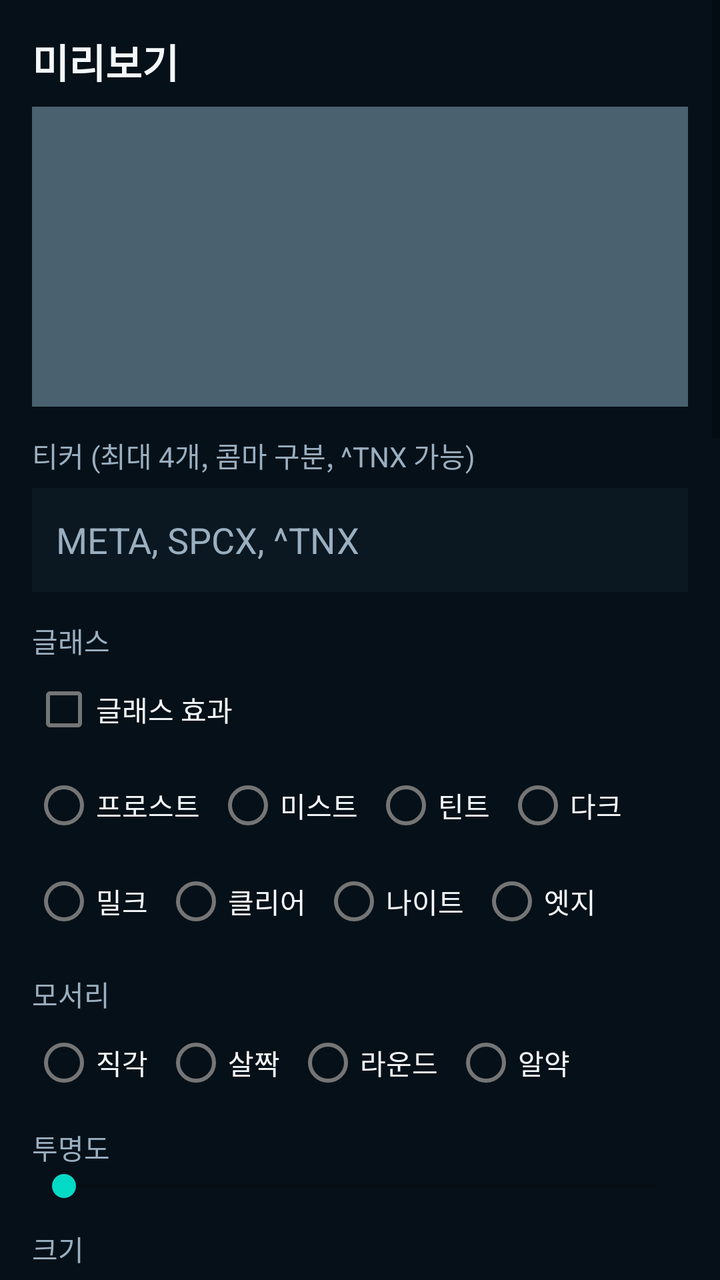
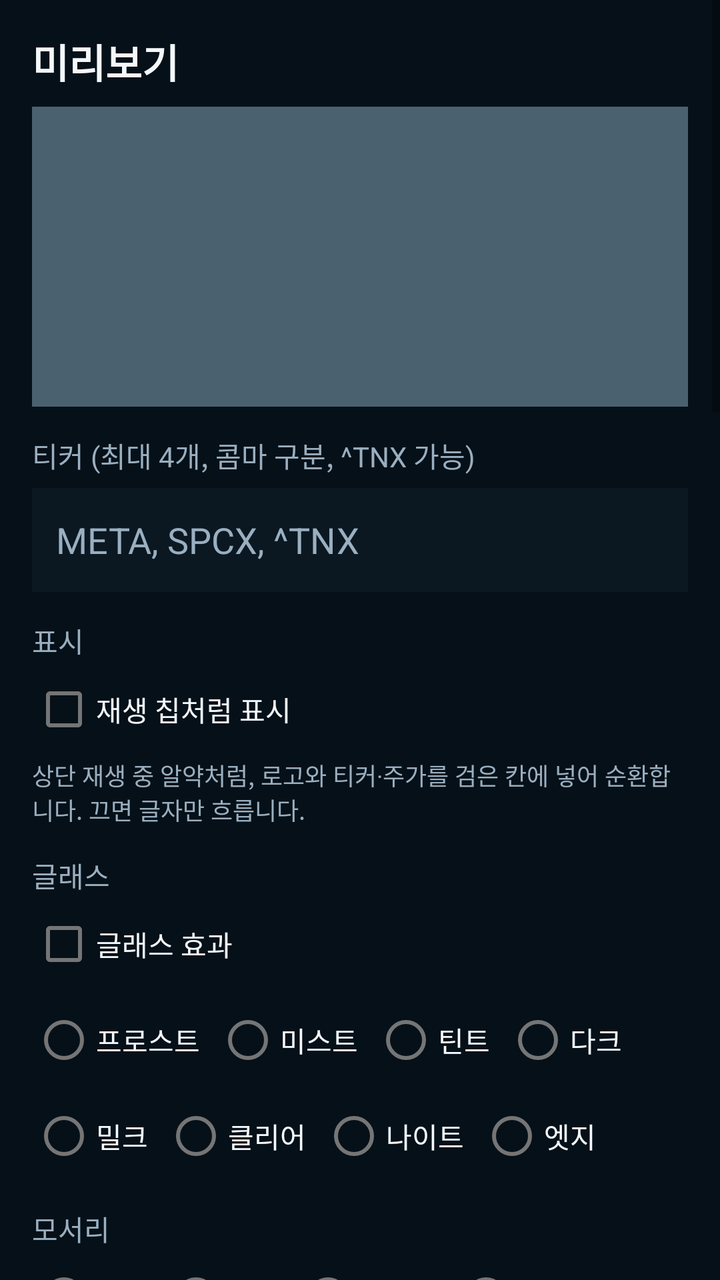

An Android layout rendered at two revisions. The XML below is the earlier revision; the diff shows what the commit changed to produce the second picture.
<!-- AndroidManifest.xml: activity theme Theme.Telemetry -->
<!-- res/layout/activity_config.xml -->
<?xml version="1.0" encoding="utf-8"?>
<ScrollView xmlns:android="http://schemas.android.com/apk/res/android"
    android:layout_width="match_parent"
    android:layout_height="match_parent"
    android:background="@color/void_bg">

    <LinearLayout
        android:layout_width="match_parent"
        android:layout_height="wrap_content"
        android:orientation="vertical"
        android:padding="16dp">

        <TextView
            android:layout_width="wrap_content"
            android:layout_height="wrap_content"
            android:text="미리보기"
            android:textColor="@color/paper"
            android:textSize="20sp"
            android:textStyle="bold" />

        <FrameLayout
            android:layout_width="match_parent"
            android:layout_height="150dp"
            android:layout_marginTop="8dp"
            android:background="#4a6270">

            <ImageView
                android:id="@+id/preview"
                android:layout_width="match_parent"
                android:layout_height="match_parent"
                android:adjustViewBounds="true"
                android:contentDescription="widget preview"
                android:scaleType="fitXY" />
        </FrameLayout>

        <TextView
            android:layout_width="wrap_content"
            android:layout_height="wrap_content"
            android:layout_marginTop="14dp"
            android:text="티커 (최대 4개, 콤마 구분, ^TNX 가능)"
            android:textColor="@color/steel" />

        <EditText
            android:id="@+id/tickers"
            android:layout_width="match_parent"
            android:layout_height="52dp"
            android:layout_marginTop="6dp"
            android:background="@color/ink"
            android:digits="ABCDEFGHIJKLMNOPQRSTUVWXYZabcdefghijklmnopqrstuvwxyz0123456789,^.- ="
            android:hint="META, SPCX, ^TNX"
            android:inputType="textCapCharacters"
            android:padding="12dp"
            android:textColor="@color/paper"
            android:textColorHint="@color/steel" />

        <TextView
            android:layout_width="wrap_content"
            android:layout_height="wrap_content"
            android:layout_marginTop="14dp"
            android:text="글래스"
            android:textColor="@color/steel" />

        <CheckBox
            android:id="@+id/glass_on"
            android:layout_width="wrap_content"
            android:layout_height="wrap_content"
            android:text="글래스 효과"
            android:textColor="@color/paper" />

        <RadioGroup
            android:id="@+id/glass_style"
            android:layout_width="match_parent"
            android:layout_height="wrap_content"
            android:orientation="horizontal">
            <RadioButton android:id="@+id/glass_frost" android:layout_width="wrap_content" android:layout_height="wrap_content" android:text="프로스트" android:textColor="@color/paper" />
            <RadioButton android:id="@+id/glass_mist" android:layout_width="wrap_content" android:layout_height="wrap_content" android:layout_marginStart="8dp" android:text="미스트" android:textColor="@color/paper" />
            <RadioButton android:id="@+id/glass_tint" android:layout_width="wrap_content" android:layout_height="wrap_content" android:layout_marginStart="8dp" android:text="틴트" android:textColor="@color/paper" />
            <RadioButton android:id="@+id/glass_dark" android:layout_width="wrap_content" android:layout_height="wrap_content" android:layout_marginStart="8dp" android:text="다크" android:textColor="@color/paper" />
        </RadioGroup>

        <RadioGroup
            android:id="@+id/glass_style2"
            android:layout_width="match_parent"
            android:layout_height="wrap_content"
            android:orientation="horizontal">
            <RadioButton android:id="@+id/glass_milk" android:layout_width="wrap_content" android:layout_height="wrap_content" android:text="밀크" android:textColor="@color/paper" />
            <RadioButton android:id="@+id/glass_clear" android:layout_width="wrap_content" android:layout_height="wrap_content" android:layout_marginStart="8dp" android:text="클리어" android:textColor="@color/paper" />
            <RadioButton android:id="@+id/glass_night" android:layout_width="wrap_content" android:layout_height="wrap_content" android:layout_marginStart="8dp" android:text="나이트" android:textColor="@color/paper" />
            <RadioButton android:id="@+id/glass_edge" android:layout_width="wrap_content" android:layout_height="wrap_content" android:layout_marginStart="8dp" android:text="엣지" android:textColor="@color/paper" />
        </RadioGroup>

        <TextView
            android:layout_width="wrap_content"
            android:layout_height="wrap_content"
            android:layout_marginTop="12dp"
            android:text="모서리"
            android:textColor="@color/steel" />

        <RadioGroup
            android:id="@+id/corner"
            android:layout_width="match_parent"
            android:layout_height="wrap_content"
            android:orientation="horizontal">
            <RadioButton android:id="@+id/corner_square" android:layout_width="wrap_content" android:layout_height="wrap_content" android:text="직각" android:textColor="@color/paper" />
            <RadioButton android:id="@+id/corner_soft" android:layout_width="wrap_content" android:layout_height="wrap_content" android:layout_marginStart="8dp" android:text="살짝" android:textColor="@color/paper" />
            <RadioButton android:id="@+id/corner_round" android:layout_width="wrap_content" android:layout_height="wrap_content" android:layout_marginStart="8dp" android:text="라운드" android:textColor="@color/paper" />
            <RadioButton android:id="@+id/corner_pill" android:layout_width="wrap_content" android:layout_height="wrap_content" android:layout_marginStart="8dp" android:text="알약" android:textColor="@color/paper" />
        </RadioGroup>

        <TextView
            android:id="@+id/opacity_label"
            android:layout_width="wrap_content"
            android:layout_height="wrap_content"
            android:layout_marginTop="8dp"
            android:text="투명도"
            android:textColor="@color/steel" />

        <SeekBar
            android:id="@+id/custom_opacity"
            android:layout_width="match_parent"
            android:layout_height="wrap_content"
            android:max="90" />

        <TextView
            android:layout_width="wrap_content"
            android:layout_height="wrap_content"
            android:layout_marginTop="12dp"
            android:text="크기"
            android:textColor="@color/steel" />

        <RadioGroup
            android:id="@+id/size"
            android:layout_width="match_parent"
            android:layout_height="wrap_content"
            android:orientation="horizontal">
            <RadioButton android:id="@+id/size_compact" android:layout_width="wrap_content" android:layout_height="wrap_content" android:text="0.5 슬림" android:textColor="@color/paper" />
            <RadioButton android:id="@+id/size_standard" android:layout_width="wrap_content" android:layout_height="wrap_content" android:layout_marginStart="12dp" android:text="표준" android:textColor="@color/paper" />
            <RadioButton android:id="@+id/size_large" android:layout_width="wrap_content" android:layout_height="wrap_content" android:layout_marginStart="12dp" android:text="두껍게" android:textColor="@color/paper" />
        </RadioGroup>

        <TextView
            android:layout_width="wrap_content"
            android:layout_height="wrap_content"
            android:layout_marginTop="12dp"
            android:text="글자 색"
            android:textColor="@color/steel" />

        <RadioGroup
            android:id="@+id/tone"
            android:layout_width="match_parent"
            android:layout_height="wrap_content"
            android:orientation="horizontal">
            <RadioButton android:id="@+id/tone_light" android:layout_width="wrap_content" android:layout_height="wrap_content" android:text="밝은 글자" android:textColor="@color/paper" />
            <RadioButton android:id="@+id/tone_dark" android:layout_width="wrap_content" android:layout_height="wrap_content" android:layout_marginStart="16dp" android:text="어두운 글자" android:textColor="@color/paper" />
        </RadioGroup>

        <TextView
            android:id="@+id/ticker_label"
            android:layout_width="wrap_content"
            android:layout_height="wrap_content"
            android:layout_marginTop="12dp"
            android:text="티커 글씨 125%"
            android:textColor="@color/steel" />

        <SeekBar
            android:id="@+id/ticker_scale"
            android:layout_width="match_parent"
            android:layout_height="wrap_content"
            android:max="70" />

        <TextView
            android:id="@+id/font_label"
            android:layout_width="wrap_content"
            android:layout_height="wrap_content"
            android:layout_marginTop="12dp"
            android:text="주가 글씨 100%"
            android:textColor="@color/steel" />

        <SeekBar
            android:id="@+id/font_scale"
            android:layout_width="match_parent"
            android:layout_height="wrap_content"
            android:max="70" />

        <TextView
            android:id="@+id/marquee_label"
            android:layout_width="wrap_content"
            android:layout_height="wrap_content"
            android:layout_marginTop="12dp"
            android:text="흐름 속도 x1.0"
            android:textColor="@color/steel" />

        <SeekBar
            android:id="@+id/marquee_speed"
            android:layout_width="match_parent"
            android:layout_height="wrap_content"
            android:max="290" />

        <TextView
            android:layout_width="match_parent"
            android:layout_height="wrap_content"
            android:text="5개 이상은 홈 화면이 직접 흘립니다. One UI 알람 제한을 쓰지 않아 끊기지 않습니다."
            android:textColor="@color/steel"
            android:textSize="12sp" />

        <TextView
            android:id="@+id/refresh_label"
            android:layout_width="wrap_content"
            android:layout_height="wrap_content"
            android:layout_marginTop="12dp"
            android:text="시세 갱신 5분"
            android:textColor="@color/steel" />

        <SeekBar
            android:id="@+id/refresh_min"
            android:layout_width="match_parent"
            android:layout_height="wrap_content"
            android:max="6" />

        <TextView
            android:layout_width="match_parent"
            android:layout_height="wrap_content"
            android:text="1분, 2분, 5분, 10분, 15분, 30분, 1시간. 화면이 꺼지면 조금 늦을 수 있습니다."
            android:textColor="@color/steel"
            android:textSize="12sp" />

        <TextView
            android:layout_width="wrap_content"
            android:layout_height="wrap_content"
            android:layout_marginTop="12dp"
            android:text="가격 글씨"
            android:textColor="@color/steel" />

        <RadioGroup
            android:id="@+id/weight"
            android:layout_width="match_parent"
            android:layout_height="wrap_content"
            android:orientation="horizontal">
            <RadioButton android:id="@+id/weight_regular" android:layout_width="wrap_content" android:layout_height="wrap_content" android:text="보통" android:textColor="@color/paper" />
            <RadioButton android:id="@+id/weight_medium" android:layout_width="wrap_content" android:layout_height="wrap_content" android:layout_marginStart="12dp" android:text="미디엄" android:textColor="@color/paper" />
            <RadioButton android:id="@+id/weight_bold" android:layout_width="wrap_content" android:layout_height="wrap_content" android:layout_marginStart="12dp" android:text="볼드" android:textColor="@color/paper" />
        </RadioGroup>

        <CheckBox
            android:id="@+id/dividers"
            android:layout_width="wrap_content"
            android:layout_height="wrap_content"
            android:text="티커 구분선"
            android:textColor="@color/paper" />

        <TextView
            android:layout_width="wrap_content"
            android:layout_height="wrap_content"
            android:layout_marginTop="12dp"
            android:text="가로 정렬"
            android:textColor="@color/steel" />

        <RadioGroup
            android:id="@+id/align_h"
            android:layout_width="match_parent"
            android:layout_height="wrap_content"
            android:orientation="horizontal">
            <RadioButton android:id="@+id/align_left" android:layout_width="wrap_content" android:layout_height="wrap_content" android:text="좌" android:textColor="@color/paper" />
            <RadioButton android:id="@+id/align_h_center" android:layout_width="wrap_content" android:layout_height="wrap_content" android:layout_marginStart="12dp" android:text="가운데" android:textColor="@color/paper" />
            <RadioButton android:id="@+id/align_right" android:layout_width="wrap_content" android:layout_height="wrap_content" android:layout_marginStart="12dp" android:text="우" android:textColor="@color/paper" />
        </RadioGroup>

        <TextView
            android:layout_width="wrap_content"
            android:layout_height="wrap_content"
            android:layout_marginTop="12dp"
            android:text="세로 정렬"
            android:textColor="@color/steel" />

        <RadioGroup
            android:id="@+id/align_v"
            android:layout_width="match_parent"
            android:layout_height="wrap_content"
            android:orientation="horizontal">
            <RadioButton android:id="@+id/align_top" android:layout_width="wrap_content" android:layout_height="wrap_content" android:text="상" android:textColor="@color/paper" />
            <RadioButton android:id="@+id/align_v_center" android:layout_width="wrap_content" android:layout_height="wrap_content" android:layout_marginStart="12dp" android:text="가운데" android:textColor="@color/paper" />
            <RadioButton android:id="@+id/align_bottom" android:layout_width="wrap_content" android:layout_height="wrap_content" android:layout_marginStart="12dp" android:text="하" android:textColor="@color/paper" />
        </RadioGroup>

        <CheckBox
            android:id="@+id/header"
            android:layout_width="wrap_content"
            android:layout_height="wrap_content"
            android:layout_marginTop="8dp"
            android:text="제목·시간 표시"
            android:textColor="@color/paper" />

        <CheckBox
            android:id="@+id/logos"
            android:layout_width="wrap_content"
            android:layout_height="wrap_content"
            android:text="회사 로고"
            android:textColor="@color/paper" />

        <CheckBox
            android:id="@+id/hide_move"
            android:layout_width="wrap_content"
            android:layout_height="wrap_content"
            android:text="휴장 시 상승/하락 숨김"
            android:textColor="@color/paper" />

        <CheckBox
            android:id="@+id/session_clock"
            android:layout_width="wrap_content"
            android:layout_height="wrap_content"
            android:text="우측 상단 장 시간"
            android:textColor="@color/paper" />

        <TextView
            android:id="@+id/clock_label"
            android:layout_width="wrap_content"
            android:layout_height="wrap_content"
            android:layout_marginTop="4dp"
            android:text="장 시간 글씨 100%"
            android:textColor="@color/steel" />

        <SeekBar
            android:id="@+id/clock_scale"
            android:layout_width="match_parent"
            android:layout_height="wrap_content"
            android:max="120" />

        <TextView
            android:id="@+id/clock_shift_label"
            android:layout_width="wrap_content"
            android:layout_height="wrap_content"
            android:layout_marginTop="8dp"
            android:text="장 시간 높이 위에서 35%"
            android:textColor="@color/steel" />

        <SeekBar
            android:id="@+id/clock_shift"
            android:layout_width="match_parent"
            android:layout_height="wrap_content"
            android:max="100" />

        <TextView
            android:layout_width="wrap_content"
            android:layout_height="wrap_content"
            android:layout_marginTop="8dp"
            android:text="소수점"
            android:textColor="@color/steel" />

        <RadioGroup
            android:id="@+id/decimals"
            android:layout_width="match_parent"
            android:layout_height="wrap_content"
            android:orientation="horizontal">
            <RadioButton android:id="@+id/dec_0" android:layout_width="wrap_content" android:layout_height="wrap_content" android:text="없음" android:textColor="@color/paper" />
            <RadioButton android:id="@+id/dec_1" android:layout_width="wrap_content" android:layout_height="wrap_content" android:layout_marginStart="12dp" android:text="한 자리" android:textColor="@color/paper" />
            <RadioButton android:id="@+id/dec_2" android:layout_width="wrap_content" android:layout_height="wrap_content" android:layout_marginStart="12dp" android:text="두 자리" android:textColor="@color/paper" />
        </RadioGroup>

        <CheckBox
            android:id="@+id/border"
            android:layout_width="wrap_content"
            android:layout_height="wrap_content"
            android:text="외곽 테두리"
            android:textColor="@color/paper" />

        <CheckBox
            android:id="@+id/sparklines"
            android:layout_width="wrap_content"
            android:layout_height="wrap_content"
            android:text="스파크라인"
            android:textColor="@color/paper" />

        <Button
            android:id="@+id/save"
            android:layout_width="match_parent"
            android:layout_height="52dp"
            android:layout_marginTop="16dp"
            android:backgroundTint="@color/cyan"
            android:text="위젯 적용"
            android:textColor="@color/void_bg" />
    </LinearLayout>
</ScrollView>
<!-- resources referenced by this layout -->
<resources>
  <color name="cyan">#2EE6C6</color>
  <color name="ink">#0B1822</color>
  <color name="paper">#F4F8FB</color>
  <color name="steel">#9AAFC0</color>
  <color name="void_bg">#061018</color>
  <style name="Theme.Telemetry" parent="Theme.MaterialComponents.DayNight.NoActionBar">
          <item name="android:statusBarColor">@color/void_bg</item>
          <item name="android:navigationBarColor">@color/void_bg</item>
          <item name="android:windowBackground">@color/void_bg</item>
          <item name="colorPrimary">@color/cyan</item>
          <item name="colorOnPrimary">@color/void_bg</item>
          <item name="android:textColor">@color/paper</item>
      </style>
</resources>

<!-- the commit's change to res/layout/activity_config.xml (unified diff, before → after) -->
@@ -57,6 +57,27 @@
             android:layout_width="wrap_content"
             android:layout_height="wrap_content"
             android:layout_marginTop="14dp"
+            android:text="표시"
+            android:textColor="@color/steel" />
+
+        <CheckBox
+            android:id="@+id/chip_style"
+            android:layout_width="wrap_content"
+            android:layout_height="wrap_content"
+            android:text="재생 칩처럼 표시"
+            android:textColor="@color/paper" />
+
+        <TextView
+            android:layout_width="match_parent"
+            android:layout_height="wrap_content"
+            android:text="상단 재생 중 알약처럼, 로고와 티커·주가를 검은 칸에 넣어 순환합니다. 끄면 글자만 흐릅니다."
+            android:textColor="@color/steel"
+            android:textSize="12sp" />
+
+        <TextView
+            android:layout_width="wrap_content"
+            android:layout_height="wrap_content"
+            android:layout_marginTop="14dp"
             android:text="글래스"
             android:textColor="@color/steel" />
 
